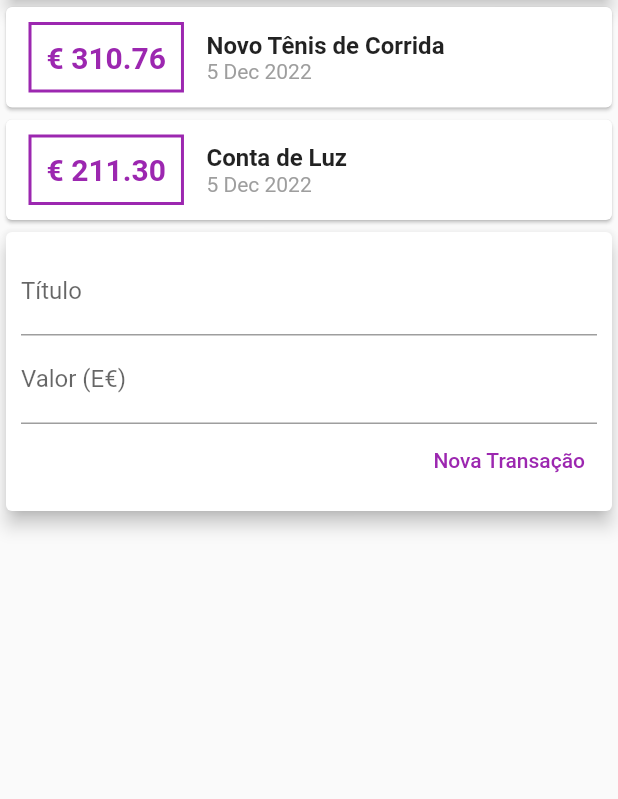
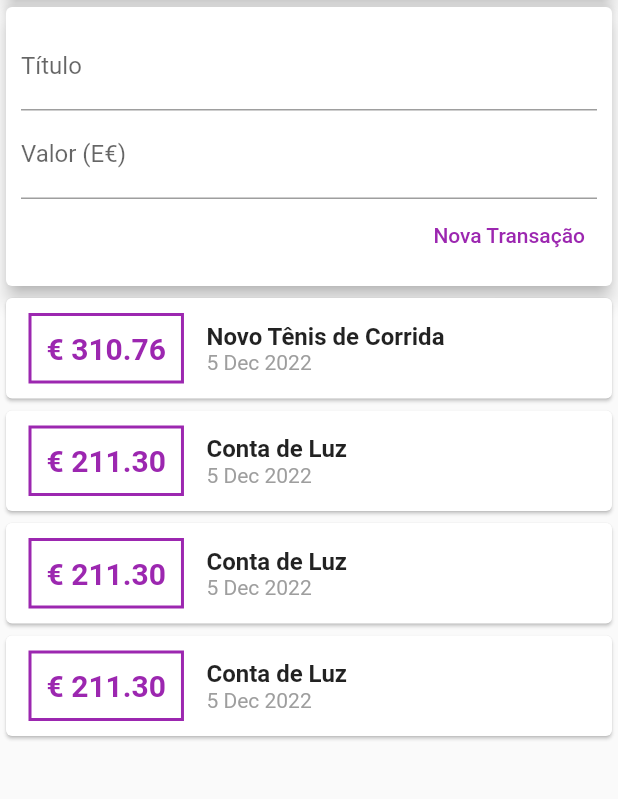
Before and after one commit to ViolaRafael/expenses, a Flutter app: the screen it shows after launch, on a phone screen of 412 x 824 dp, the part 119-918 px from its top. Run offline on Flutter 3.47's test engine with Material 2 defaults, Android fonts, the phone set to English and light mode, and no system bars.

```diff
--- a/lib/components/transaction_list.dart
+++ b/lib/components/transaction_list.dart
@@ -10,7 +10,10 @@ class TransactionList extends StatelessWidget {
 
   @override
   Widget build(BuildContext context) {
-    return Column(
+    return Container(
+      height: 300,
+      child: SingleChildScrollView(
+        child: Column(
           children: transactions.map((tr) {
             return Card(
               child: Row(
@@ -55,6 +58,8 @@ class TransactionList extends StatelessWidget {
               ),
             );
           }).toList(),
+        ),
+      ),
     );
   }
 }
--- a/lib/components/transaction_user.dart
+++ b/lib/components/transaction_user.dart
@@ -23,6 +23,37 @@ class _TransactionUserState extends State<TransactionUser> {
       value: 211.30,
       date: DateTime.now(),
     ),
+    Transaction(
+      id: 't2',
+      title: 'Conta de Luz',
+      value: 211.30,
+      date: DateTime.now(),
+    ),
+    Transaction(
+      id: 't2',
+      title: 'Conta de Luz',
+      value: 211.30,
+      date: DateTime.now(),
+    ),
+    Transaction(
+      id: 't2',
+      title: 'Conta de Luz',
+      value: 211.30,
+      date: DateTime.now(),
+    ),
+    Transaction(
+      id: 't2',
+      title: 'Conta de Luz',
+      value: 211.30,
+      date: DateTime.now(),
+    ),
+    Transaction(
+      id: 't2',
+      title: 'Conta de Luz',
+      value: 211.30,
+      date: DateTime.now(),
+    ),
+
   ];
 
   _addTransaction(String title, double value) {
@@ -42,8 +73,8 @@ class _TransactionUserState extends State<TransactionUser> {
   Widget build(BuildContext context) {
     return Column(
       children: [
+        TransactionForm(_addTransaction),
         TransactionList(_transactions),
-        TransactionForm(_addTransaction),
       ],
     );
   }
--- a/lib/main.dart
+++ b/lib/main.dart
@@ -19,7 +19,8 @@ class MyHomePage extends StatelessWidget {
       appBar: AppBar(
         title: Text('Despesas Pessoais'),
       ),
-      body: Column(
+      body: SingleChildScrollView(
+        child: Column(
           crossAxisAlignment: CrossAxisAlignment.stretch,
           children: [
             Container(
@@ -33,6 +34,7 @@ class MyHomePage extends StatelessWidget {
             TransactionUser(),
           ],
         ),
+      ),
     );
   }
 }
```
Lines whose indentation alone changed are shown as unchanged.
